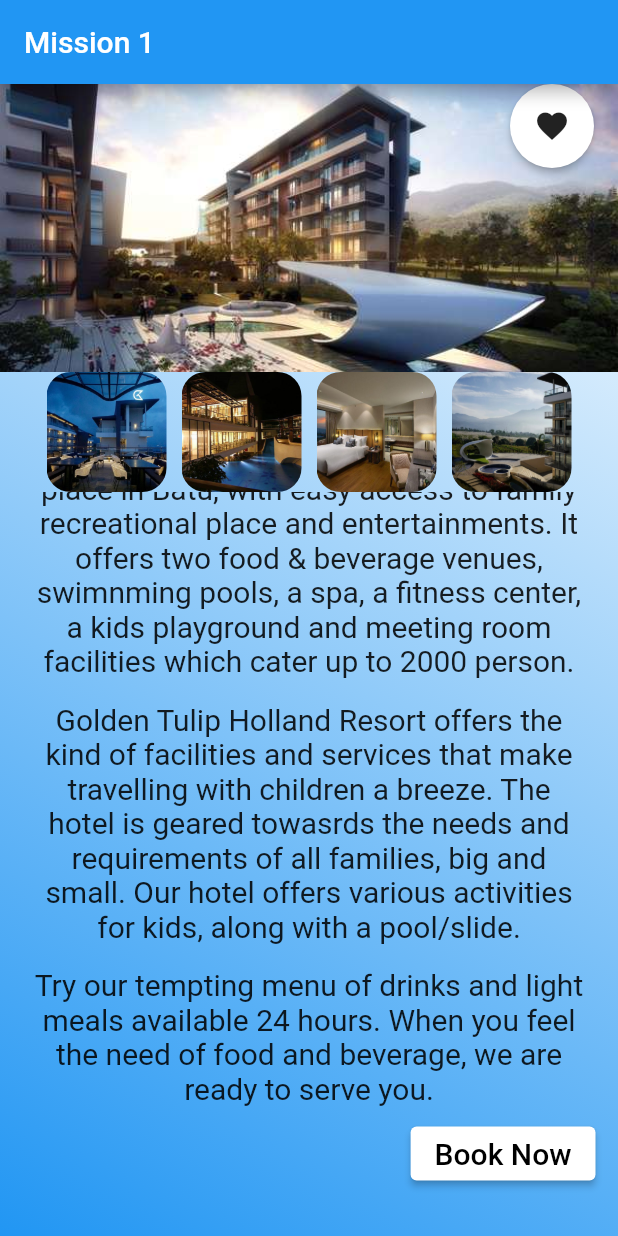
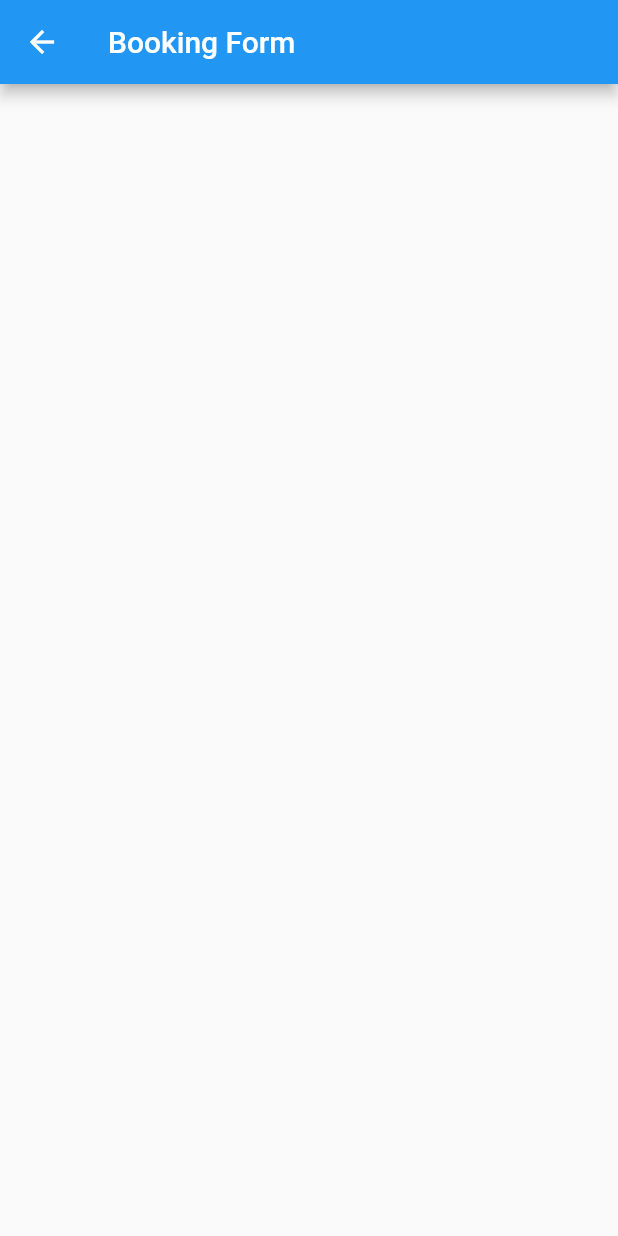
Before and after one commit to davidalex-dev/mission2app, a Flutter app: the screen it shows after launch, scrolled down 106 dp, after a tap on "Book Now", on a phone screen of 412 x 824 dp. Run offline on Flutter 3.47's test engine with Material 2 defaults, Android fonts, the phone set to English and light mode, and no system bars.

Commit message:
Add blank "Booking Form" page

```diff
--- a/lib/main.dart
+++ b/lib/main.dart
@@ -13,7 +13,11 @@ class MissionOne extends StatelessWidget {
   @override
   Widget build(BuildContext context) {
     return MaterialApp(
-        home: HomePage()
+        initialRoute: '/',
+        routes: {
+          '/': (context) => HomePage(),
+          BookingForm.routeName: (context) => BookingForm()
+        }
     );
   }
 }
--- /dev/null
+++ b/lib/views/book.dart
@@ -0,0 +1,19 @@
+part of 'pages.dart';
+
+class BookingForm extends StatefulWidget{
+  const BookingForm({Key? key}): super(key: key);
+  static const String routeName = 'BookingForm';
+
+  @override
+  _BookingFormState createState() => _BookingFormState();
+}
+
+class _BookingFormState extends State<BookingForm>{
+  @override
+  Widget build(BuildContext context) {
+    return Scaffold(
+        appBar: AppBar(title: Text("Booking Form")),
+    );
+  }
+
+}
--- a/lib/views/home.dart
+++ b/lib/views/home.dart
@@ -172,7 +172,9 @@ class _HomePageState extends State<HomePage>{
 
                           Align(alignment: Alignment.bottomRight,
                               child: ElevatedButton(
-                                onPressed: (){},
+                                onPressed: (){
+                                  Navigator.pushNamed(context, BookingForm.routeName);
+                                },
                                   style: ElevatedButton.styleFrom(
                                     primary: Colors.white,
                                     onPrimary: Colors.black
--- a/lib/views/pages.dart
+++ b/lib/views/pages.dart
@@ -4,3 +4,4 @@ import 'package:flutter/cupertino.dart';
 import 'package:flutter/material.dart';
 
 part 'home.dart';
+part 'book.dart';
```
